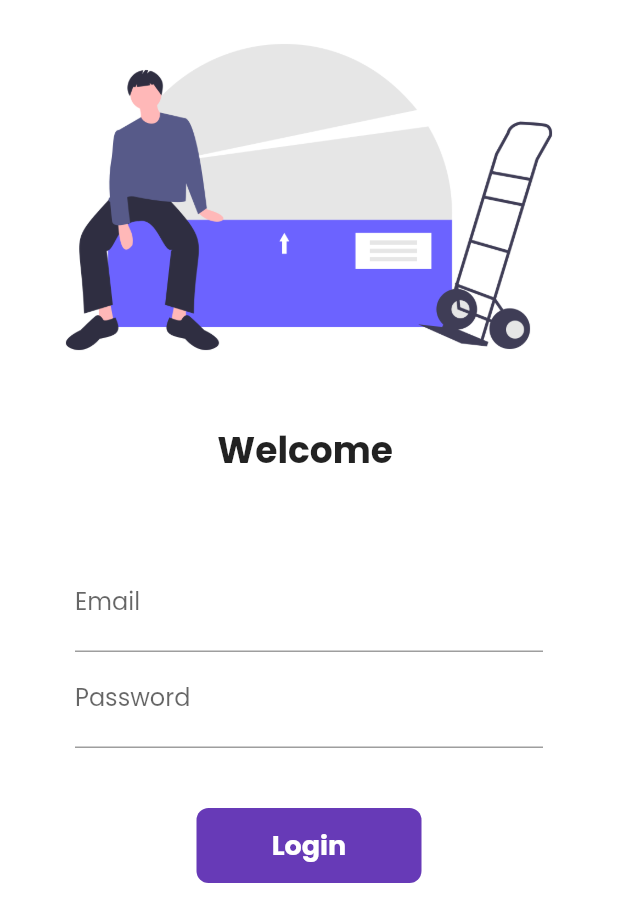
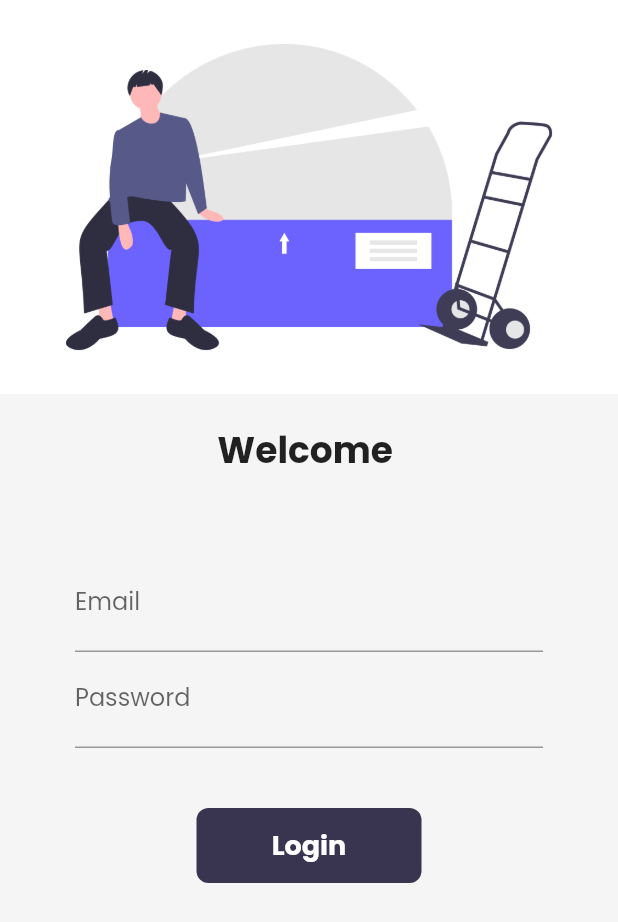
Before and after one commit to FoxxPratikSau/learning-flutter, a Flutter app: the screen it shows after launch, on a phone screen of 412 x 824 dp. Shown: the top 922 px of the screen. Run offline on Flutter 3.47's test engine with Material 2 defaults, Android fonts, the phone set to English and light mode, and no system bars; our stand-ins replace google_fonts, velocity_x.

Commit message:
themes||dark themes||system themes

```diff
--- a/flutter_application_1/lib/Pages/login_page.dart
+++ b/flutter_application_1/lib/Pages/login_page.dart
@@ -2,6 +2,7 @@
 import 'package:flutter/cupertino.dart';
 import 'package:flutter/material.dart';
 import 'package:flutter_application_1/utils/routes.dart';
+import 'package:velocity_x/velocity_x.dart';
 // ctrl+space to see properties
 
 class LoginPage extends StatefulWidget  {
@@ -38,7 +39,7 @@ moveToHome(BuildContext context)async{
   Widget build(BuildContext context) {
     return Material(
 
-      color: Colors.white,
+      color: context.canvasColor,
       child: SingleChildScrollView(
         child: Form(
           key: formKey,
@@ -104,7 +105,8 @@ moveToHome(BuildContext context)async{
 
                   //BUtton
                   Material( //gave ancestor of material, while giving ancestor avoid giving decoration side child
-                    color: Colors.deepPurple,
+                    // ignore: deprecated_member_use
+                    color: context.theme.buttonColor,
                           //shape: changeButton ? BoxShape.circle : BoxShape.rectangle,
                           borderRadius: BorderRadius.circular(changeButton?50:8), //to get ripple effect in material
                     child: InkWell(
--- a/flutter_application_1/lib/widgets/home_widgets/CatalogHeader.dart
+++ b/flutter_application_1/lib/widgets/home_widgets/CatalogHeader.dart
@@ -11,7 +11,8 @@ class CatalogHeader extends StatelessWidget {
             crossAxisAlignment: CrossAxisAlignment.start, // to make the text from left
             // ignore: prefer_const_literals_to_create_immutables
             children: [
-               "Catalog App".text.xl5.bold.color(MyTheme.DarkBluishCOlor).make(),
+               // ignore: deprecated_member_use
+               "Catalog App".text.xl5.bold.color(context.theme.accentColor).make(),
                "Trending products".text.xl2.make(),
 
             ]
--- a/flutter_application_1/lib/widgets/home_widgets/CatalogImage.dart
+++ b/flutter_application_1/lib/widgets/home_widgets/CatalogImage.dart
@@ -15,7 +15,7 @@ class CatalogImage extends StatelessWidget {
     return  Image.network(
             //catalog.image
             image,
-          ).box.color(MyTheme.creamColor).make().p16().w32(context);
+          ).box.p8.rounded.color(context.canvasColor).make().p8().w32(context);
           //w is width, p is padding
   }
 }
--- a/flutter_application_1/lib/widgets/themes.dart
+++ b/flutter_application_1/lib/widgets/themes.dart
@@ -1,11 +1,41 @@
 //ignore_for_file: prefer_const_constructors
 import 'package:flutter/material.dart';
 import 'package:google_fonts/google_fonts.dart';
+import 'package:velocity_x/velocity_x.dart';
+
+MaterialColor buildMaterialColor(Color color) {
+  List strengths = <double>[.05];
+  Map<int, Color> swatch = {};
+  final int r = color.red, g = color.green, b = color.blue;
+
+  for (int i = 1; i < 10; i++) {
+    strengths.add(0.1 * i);
+  }
+  strengths.forEach((strength) {
+    final double ds = 0.5 - strength;
+    swatch[(strength * 1000).round()] = Color.fromRGBO(
+      r + ((ds < 0 ? r : (255 - r)) * ds).round(),
+      g + ((ds < 0 ? g : (255 - g)) * ds).round(),
+      b + ((ds < 0 ? b : (255 - b)) * ds).round(),
+      1,
+    );
+  });
+  return MaterialColor(color.value, swatch);
+}
 
 class MyTheme{
    static ThemeData lightTheme(BuildContext context) => ThemeData(
+        // primarySwatch: buildMaterialColor(Color(0xFF393551)),
         primarySwatch: Colors.deepPurple,
         fontFamily: GoogleFonts.poppins().fontFamily,
+        cardColor: Colors.white,
+        canvasColor: creamColor,
+        // ignore: deprecated_member_use
+        accentColor: DarkBluishCOlor,
+
+          // ignore: deprecated_member_use
+        buttonColor: DarkBluishCOlor,
+
         //primaryTextTheme: GoogleFonts.latoTextTheme(),
         appBarTheme: AppBarTheme(
           color: Colors.white,
@@ -21,11 +51,33 @@ class MyTheme{
 
       static ThemeData darkTheme(BuildContext context) => ThemeData(
         brightness: Brightness.dark,
-      );
+        //brightness: Brightness.dark,
+        primarySwatch: buildMaterialColor(Colors.white),
+        fontFamily: GoogleFonts.poppins().fontFamily,
+        cardColor: Colors.black,
+        // ignore: deprecated_member_use
+        accentColor: Colors.white,
+        canvasColor: darkcreamColor,
+
+        // ignore: deprecated_member_use
+        buttonColor: lightBluishCOlor,
+
+        //primaryTextTheme: GoogleFonts.latoTextTheme(),
+        appBarTheme: AppBarTheme(
+          color: Colors.black,
+          elevation: 0.0,
+          iconTheme: IconThemeData(color: Colors.white),
+          titleTextStyle: TextStyle(
+            color: Colors.white,
+            fontSize: 25.0,
+      )));
 
 
       //colors
       static Color creamColor= Color(0xfff5f5f5);
-      static Color DarkBluishCOlor= Color.fromARGB(255, 57, 52, 81);
+      static Color DarkBluishCOlor= Color.fromARGB(255, 57, 53, 81);
+      static Color darkcreamColor= Vx.gray900;
+      static Color lightBluishCOlor= Vx.indigo500;
+
 
 }
```
Also changed, not shown: flutter_application_1/assets/File/catalog.json (+8 -8 lines), flutter_application_1/lib/Pages/home_detail_page.dart (+9 -6 lines), flutter_application_1/lib/Pages/home_page.dart (+9 -3 lines), flutter_application_1/lib/widgets/home_widgets/CatalogList.dart (+5 -3 lines).
